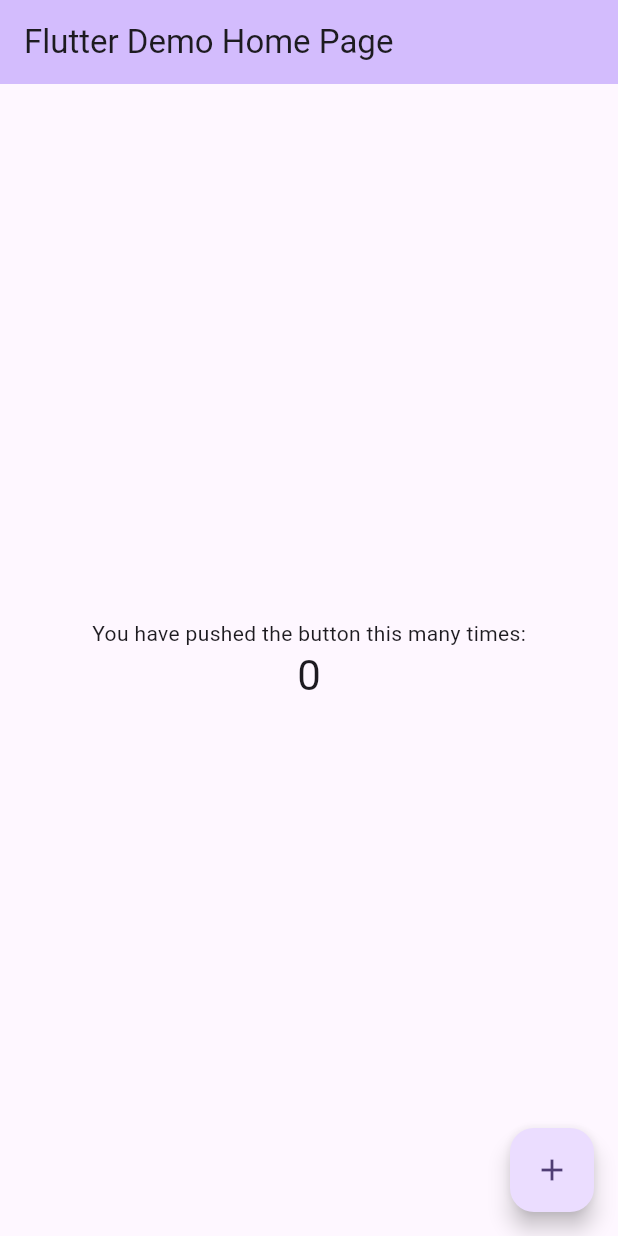
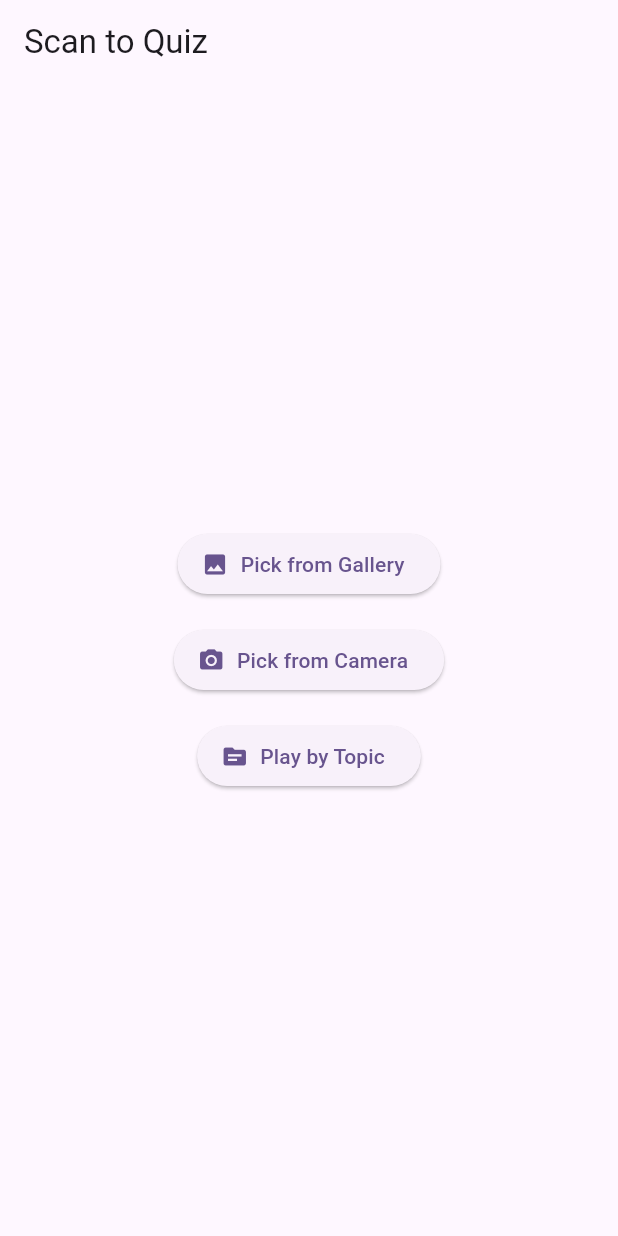
Before and after one commit to Jhapratik56/test, a Flutter app: the screen it shows after launch, on a phone screen of 412 x 824 dp. Run offline on Flutter 3.47's test engine with Material 3 defaults, Android fonts, the light colour scheme and no system bars; our stand-ins replace firebase_core, image_picker; missing offline and left inert: google_ml_kit; accounts and stored records are empty.

Commit message:
Add Play by Topic screen and integrate navigation

```diff
--- /dev/null
+++ b/lib/imagepickerservice.dart
@@ -0,0 +1,16 @@
+import 'dart:io';
+import 'package:image_picker/image_picker.dart';
+
+class ImagePickerService {
+  final _picker = ImagePicker();
+
+  Future<File?> pickImageFromCamera() async {
+    final picked = await _picker.pickImage(source: ImageSource.camera);
+    return picked != null ? File(picked.path) : null;
+  }
+
+  Future<File?> pickImageFromGallery() async {
+    final picked = await _picker.pickImage(source: ImageSource.gallery);
+    return picked != null ? File(picked.path) : null;
+  }
+}
--- a/lib/main.dart
+++ b/lib/main.dart
@@ -1,126 +1,126 @@
 import 'package:flutter/material.dart';
 import 'package:firebase_core/firebase_core.dart';
 
+import 'QuizScreen.dart';
+import 'QuizParser.dart';
+import 'models/question.dart';
+import 'A4FService.dart';
+import 'imagepickerservice.dart';
+import 'TextRecognitionService.dart';
+import 'playbytopicscreen.dart';
 
 void main() async {
   WidgetsFlutterBinding.ensureInitialized();
   await Firebase.initializeApp();
-  runApp(MyApp());
+  runApp(const MyApp());
 }
 
 class MyApp extends StatelessWidget {
   const MyApp({super.key});
 
-  // This widget is the root of your application.
   @override
   Widget build(BuildContext context) {
     return MaterialApp(
-      title: 'Flutter Demo',
+      title: 'Quiz Khel',
+      debugShowCheckedModeBanner: false,
       theme: ThemeData(
-        // This is the theme of your application.
-        //
-        // TRY THIS: Try running your application with "flutter run". You'll see
-        // the application has a purple toolbar. Then, without quitting the app,
-        // try changing the seedColor in the colorScheme below to Colors.green
-        // and then invoke "hot reload" (save your changes or press the "hot
-        // reload" button in a Flutter-supported IDE, or press "r" if you used
-        // the command line to start the app).
-        //
-        // Notice that the counter didn't reset back to zero; the application
-        // state is not lost during the reload. To reset the state, use hot
-        // restart instead.
-        //
-        // This works for code too, not just values: Most code changes can be
-        // tested with just a hot reload.
         colorScheme: ColorScheme.fromSeed(seedColor: Colors.deepPurple),
       ),
-      home: const MyHomePage(title: 'Flutter Demo Home Page'),
+      home: const HomePage(), // <-- Direct to HomePage
     );
   }
 }
 
-class MyHomePage extends StatefulWidget {
-  const MyHomePage({super.key, required this.title});
-
-  // This widget is the home page of your application. It is stateful, meaning
-  // that it has a State object (defined below) that contains fields that affect
-  // how it looks.
-
-  // This class is the configuration for the state. It holds the values (in this
-  // case the title) provided by the parent (in this case the App widget) and
-  // used by the build method of the State. Fields in a Widget subclass are
-  // always marked "final".
-
-  final String title;
+class HomePage extends StatefulWidget {
+  const HomePage({super.key});
 
   @override
-  State<MyHomePage> createState() => _MyHomePageState();
+  State<HomePage> createState() => _HomePageState();
 }
 
-class _MyHomePageState extends State<MyHomePage> {
-  int _counter = 0;
+class _HomePageState extends State<HomePage> {
+  final A4FService _a4fService = A4FService();
+  final ImagePickerService _imagePicker = ImagePickerService();
+  final TextRecognitionService _textRecognizer = TextRecognitionService();
 
-  void _incrementCounter() {
-    setState(() {
-      // This call to setState tells the Flutter framework that something has
-      // changed in this State, which causes it to rerun the build method below
-      // so that the display can reflect the updated values. If we changed
-      // _counter without calling setState(), then the build method would not be
-      // called again, and so nothing would appear to happen.
-      _counter++;
-    });
+  String extractedText = '';
+  List<Question> questions = [];
+  bool loading = false;
+
+  Future<void> _processImage(bool fromCamera) async {
+    final image = fromCamera
+        ? await _imagePicker.pickImageFromCamera()
+        : await _imagePicker.pickImageFromGallery();
+
+    if (image == null) return;
+
+    setState(() => loading = true);
+
+    try {
+      extractedText = await _textRecognizer.recognizeTextFromImage(image);
+      final rawMCQs = await _a4fService.generateMCQs(extractedText);
+      questions = QuizParser.parseMCQs(rawMCQs);
+
+      if (questions.isNotEmpty) {
+        Navigator.push(
+          context,
+          MaterialPageRoute(
+            builder: (context) => QuizScreen(questions: questions),
+          ),
+        );
+      } else {
+        _showSnackBar("No valid questions generated.");
+      }
+    } catch (e) {
+      _showSnackBar("Error: ${e.toString()}");
+    } finally {
+      setState(() => loading = false);
+    }
+  }
+
+  void _showSnackBar(String message) {
+    ScaffoldMessenger.of(
+      context,
+    ).showSnackBar(SnackBar(content: Text(message)));
   }
 
   @override
   Widget build(BuildContext context) {
-    // This method is rerun every time setState is called, for instance as done
-    // by the _incrementCounter method above.
-    //
-    // The Flutter framework has been optimized to make rerunning build methods
-    // fast, so that you can just rebuild anything that needs updating rather
-    // than having to individually change instances of widgets.
     return Scaffold(
-      appBar: AppBar(
-        // TRY THIS: Try changing the color here to a specific color (to
-        // Colors.amber, perhaps?) and trigger a hot reload to see the AppBar
-        // change color while the other colors stay the same.
-        backgroundColor: Theme.of(context).colorScheme.inversePrimary,
-        // Here we take the value from the MyHomePage object that was created by
-        // the App.build method, and use it to set our appbar title.
-        title: Text(widget.title),
+      appBar: AppBar(title: const Text("Scan to Quiz")),
+      body: Center(
+        child: loading
+            ? const CircularProgressIndicator()
+            : Column(
+                mainAxisAlignment: MainAxisAlignment.center,
+                children: [
+                  ElevatedButton.icon(
+                    onPressed: () => _processImage(false),
+                    icon: const Icon(Icons.image),
+                    label: const Text("Pick from Gallery"),
+                  ),
+                  const SizedBox(height: 16),
+                  ElevatedButton.icon(
+                    onPressed: () => _processImage(true),
+                    icon: const Icon(Icons.camera_alt),
+                    label: const Text("Pick from Camera"),
+                  ),
+                  const SizedBox(height: 16),
+                  ElevatedButton.icon(
+                    onPressed: () {
+                      Navigator.push(
+                        context,
+                        MaterialPageRoute(
+                          builder: (context) => const PlayByTopicScreen(),
+                        ),
+                      );
+                    },
+                    icon: const Icon(Icons.topic),
+                    label: const Text("Play by Topic"),
+                  ),
+                ],
+              ),
       ),
-      body: Center(
-        // Center is a layout widget. It takes a single child and positions it
-        // in the middle of the parent.
-        child: Column(
-          // Column is also a layout widget. It takes a list of children and
-          // arranges them vertically. By default, it sizes itself to fit its
-          // children horizontally, and tries to be as tall as its parent.
-          //
-          // Column has various properties to control how it sizes itself and
-          // how it positions its children. Here we use mainAxisAlignment to
-          // center the children vertically; the main axis here is the vertical
-          // axis because Columns are vertical (the cross axis would be
-          // horizontal).
-          //
-          // TRY THIS: Invoke "debug painting" (choose the "Toggle Debug Paint"
-          // action in the IDE, or press "p" in the console), to see the
-          // wireframe for each widget.
-          mainAxisAlignment: MainAxisAlignment.center,
-          children: <Widget>[
-            const Text('You have pushed the button this many times:'),
-            Text(
-              '$_counter',
-              style: Theme.of(context).textTheme.headlineMedium,
-            ),
-          ],
-        ),
-      ),
-      floatingActionButton: FloatingActionButton(
-        onPressed: _incrementCounter,
-        tooltip: 'Increment',
-        child: const Icon(Icons.add),
-      ), // This trailing comma makes auto-formatting nicer for build methods.
     );
   }
 }
--- /dev/null
+++ b/lib/models/question.dart
@@ -0,0 +1,11 @@
+class Question {
+  final String question;
+  final List<String> options;
+  final int correctIndex;
+
+  Question({
+    required this.question,
+    required this.options,
+    required this.correctIndex,
+  });
+}
```
Also changed, not shown: lib/Quizparser.dart (added, +42 -0 lines), lib/a4fservice.dart (added, +46 -0 lines), lib/playbytopicscreen.dart (added, +93 -0 lines), lib/quizscreen.dart (added, +184 -0 lines), lib/textrecognitionservice.dart (added, +13 -0 lines), pubspec.yaml (+22 -65 lines), pubspec.lock, 5 other files.
